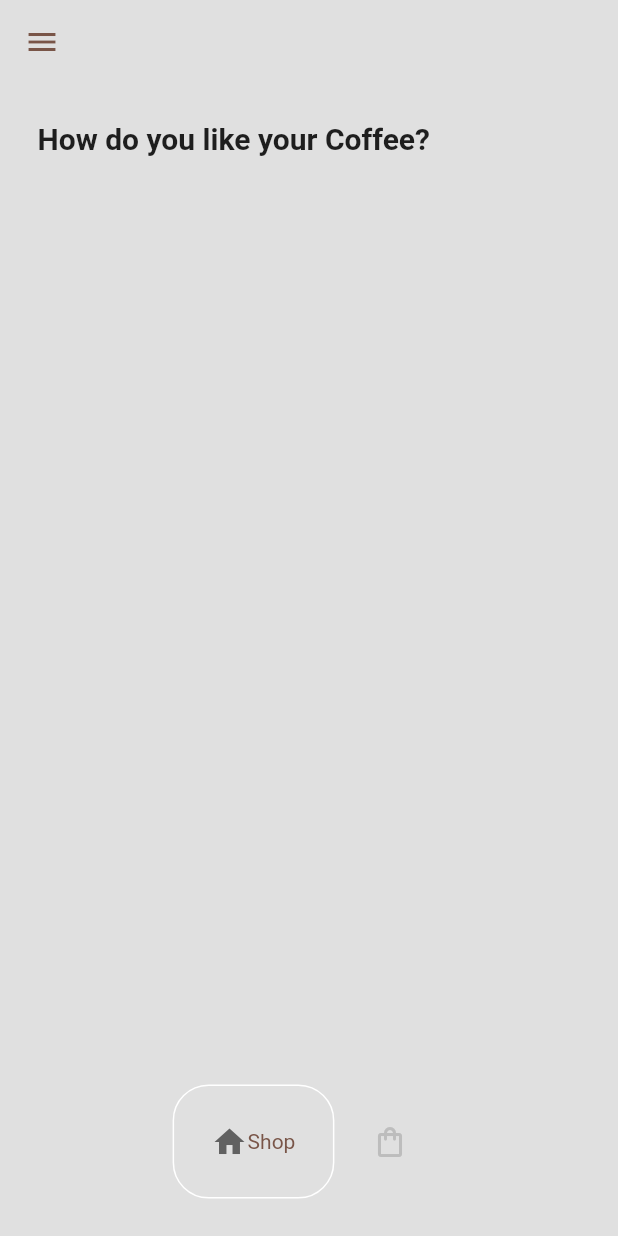
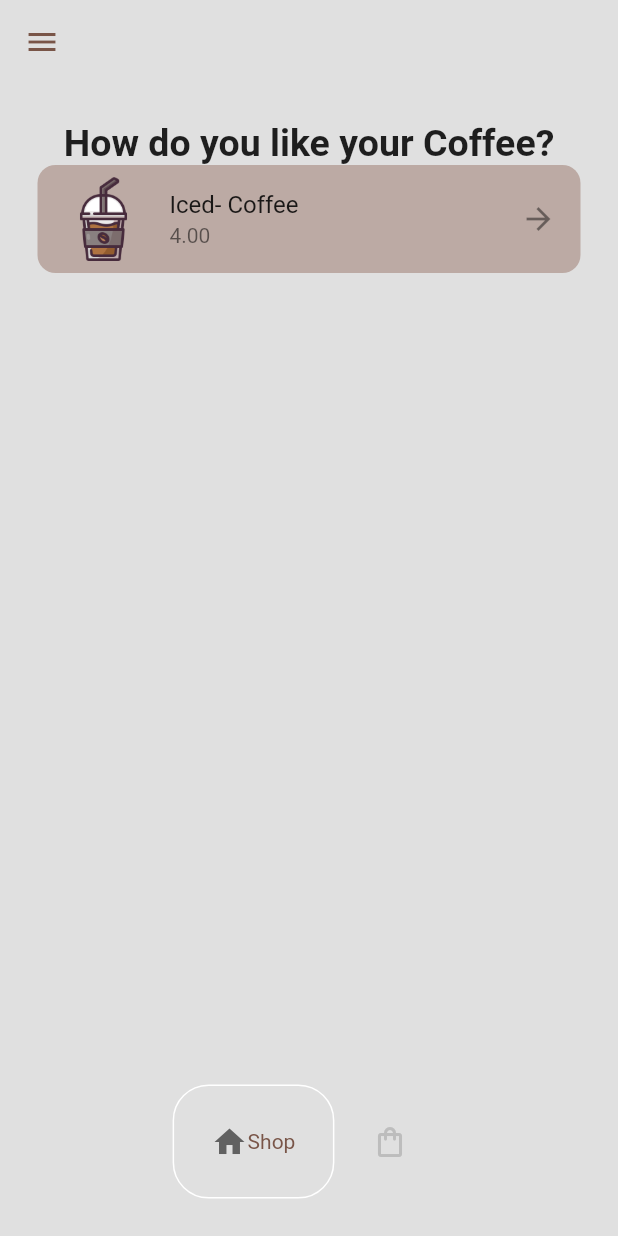
Before and after one commit to Lakshitagit21/CaffeineCafe, a Flutter app: the screen it shows after launch, after a tap on "Enter Shop", on a phone screen of 412 x 824 dp. Run offline on Flutter 3.47's test engine with Material 2 defaults, Android fonts, the phone set to English and light mode, and no system bars; drawn by our look-alikes of google_nav_bar.

Commit message:
shop page

```diff
--- /dev/null
+++ b/caffine_cafe/lib/components/drink_tile.dart
@@ -0,0 +1,27 @@
+import 'package:flutter/material.dart';
+
+import '../models/drink.dart';
+
+// ignore: must_be_immutable
+class DrinkTile extends StatelessWidget {
+  final Drink drink;
+  void Function()? onTap;
+  DrinkTile({super.key, required this.drink, required this.onTap});
+
+  @override
+  Widget build(BuildContext context) {
+    return GestureDetector(
+      onTap: onTap,
+      child: Container(
+        decoration: BoxDecoration(
+            color: Colors.brown[200], borderRadius: BorderRadius.circular(12)),
+        child: ListTile(
+          title: Text(drink.name),
+          subtitle: Text(drink.price),
+          leading: Image.asset(drink.imagePath),
+          trailing: const Icon(Icons.arrow_forward),
+        ),
+      ),
+    );
+  }
+}
--- a/caffine_cafe/lib/main.dart
+++ b/caffine_cafe/lib/main.dart
@@ -1,5 +1,7 @@
+import 'package:caffine_cafe/models/shop.dart';
 import 'package:caffine_cafe/pages/intro_page.dart';
 import 'package:flutter/material.dart';
+import 'package:provider/provider.dart';
 
 void main() {
   runApp(const MyApp());
@@ -11,9 +13,13 @@ class MyApp extends StatelessWidget {
   // This widget is the root of your application.
   @override
   Widget build(BuildContext context) {
-    return const MaterialApp(
-      debugShowCheckedModeBanner: false,
-      home: IntroPage(),
+    return ChangeNotifierProvider(
+      create: (context) => CoffeeShop(),
+      builder: (context, child) => MaterialApp(
+        debugShowCheckedModeBanner: false,
+        theme: ThemeData(primarySwatch: Colors.brown),
+        home: const IntroPage(),
+      ),
     );
   }
 }
--- a/caffine_cafe/lib/models/shop.dart
+++ b/caffine_cafe/lib/models/shop.dart
@@ -7,7 +7,7 @@ class CoffeeShop extends ChangeNotifier {
   final List<Drink> _shop = [
     //iced-coffee
     Drink(
-      name: "Iced- coffee",
+      name: "Iced- Coffee",
       price: "4.00",
       imagePath: "lib/images/iced-coffee.png",
     ),
--- a/caffine_cafe/lib/pages/shop_page.dart
+++ b/caffine_cafe/lib/pages/shop_page.dart
@@ -1,4 +1,10 @@
+import 'package:caffine_cafe/components/drink_tile.dart';
+import 'package:caffine_cafe/models/shop.dart';
+import 'package:caffine_cafe/pages/order_page.dart';
 import 'package:flutter/material.dart';
+import 'package:provider/provider.dart';
+
+import '../models/drink.dart';
 
 class ShopPage extends StatefulWidget {
   const ShopPage({super.key});
@@ -8,24 +14,52 @@ class ShopPage extends StatefulWidget {
 }
 
 class _ShopPageState extends State<ShopPage> {
+  void goToOrderPage(Drink drink) {
+    Navigator.push(
+        context,
+        MaterialPageRoute(
+          builder: (context) =>  OrderPage(
+            drink: drink,
+          ),
+        ));
+  }
+
   @override
   Widget build(BuildContext context) {
-    return const SafeArea(
+    return Consumer<CoffeeShop>(
+      builder: (context, value, child) => SafeArea(
         child: Padding(
-        padding: EdgeInsets.all(25.0),
+          padding: const EdgeInsets.all(25.0),
           child: Column(
-
             children: [
-
               //heading
-            Text('How do you like your Coffee?', style: TextStyle(
-              fontSize: 20, fontWeight: FontWeight.bold,
+              const Text(
+                'How do you like your Coffee?',
+                style: TextStyle(
+                  fontSize: 25,
+                  fontWeight: FontWeight.bold,
                 ),
               ),
 
               //list of coffee
+              Expanded(
+                child: ListView.builder(
+                  itemCount: value.shop.length,
+                  itemBuilder: (context, index) {
+                    //get drink
 
+                    Drink individualDrink = value.shop[index];
+                    //return drink tile
+
+                    return DrinkTile(
+                      drink: individualDrink,
+                      onTap: () => goToOrderPage(individualDrink),
+                    );
+                  },
+                ),
+              )
             ],
+          ),
         ),
       ),
     );
```
Also changed, not shown: caffine_cafe/lib/pages/order_page.dart (added, +32 -0 lines). Lines whose indentation alone changed are shown as unchanged.
